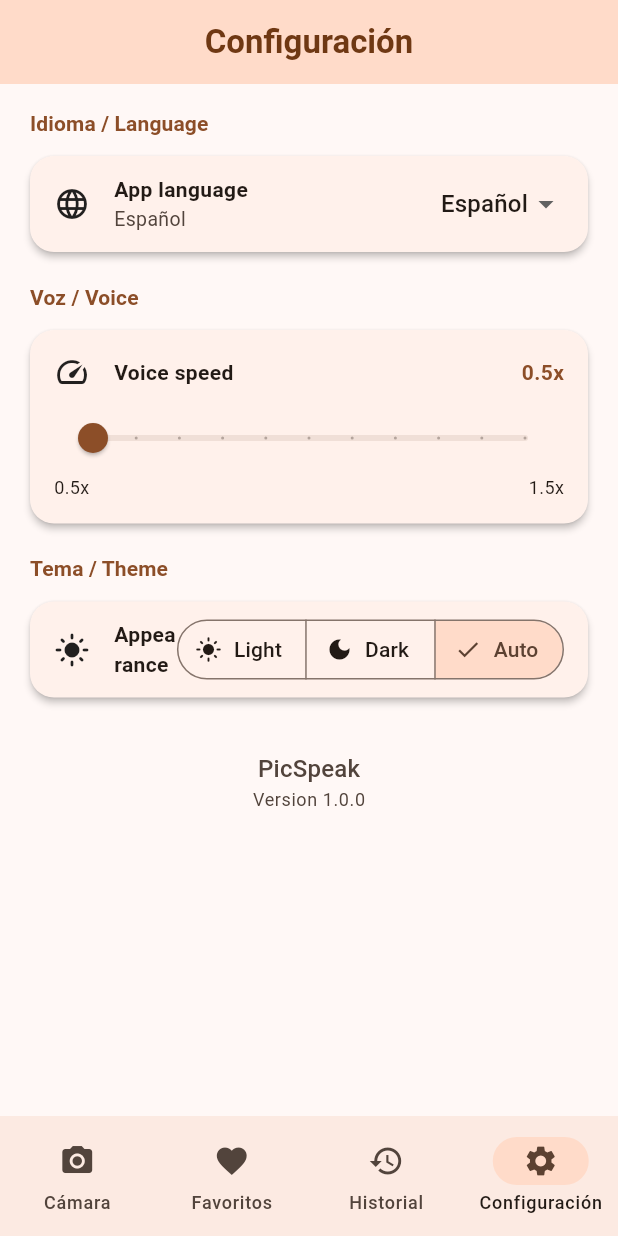
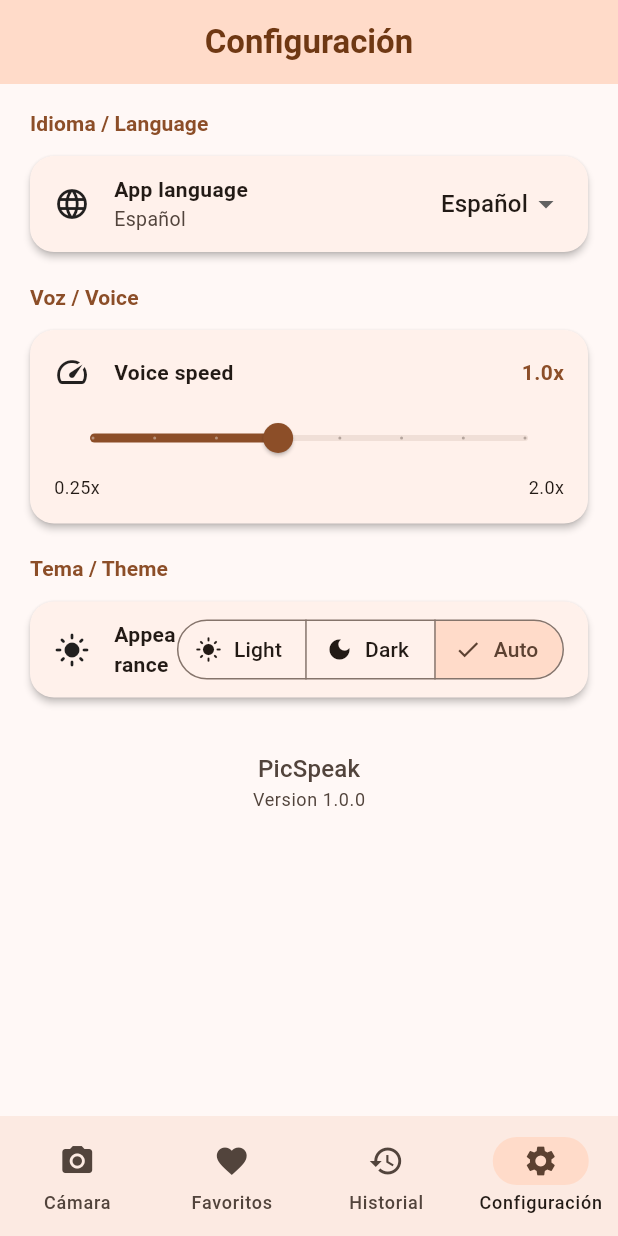
Before and after one commit to Jameshz16/picspeak, a Flutter app: the SettingsScreen screen opened by its route, on a phone screen of 412 x 824 dp. Run offline on Flutter 3.47's test engine with Material 3 defaults, Android fonts, the phone set to English and light mode, and no system bars; our stand-ins replace camera, flutter_riverpod, flutter_tts, go_router, permission_handler, shared_preferences; missing offline and left inert: google_mlkit_image_labeling; accounts and stored records are empty.

Commit message:
fix: wire language preference to flashcard front/back order and voice speed range

```diff
--- a/PicSpeak/lib/core/services/tts_service.dart
+++ b/PicSpeak/lib/core/services/tts_service.dart
@@ -16,7 +16,7 @@ class TtsServiceImpl implements TtsService {
 
   Future<void> initialize() async {
     await _flutterTts.setLanguage('en-US');
-    await _flutterTts.setSpeechRate(0.5);
+    await _flutterTts.setSpeechRate(1.0);
     await _flutterTts.setVolume(1.0);
     await _flutterTts.setPitch(1.0);
   }
--- a/PicSpeak/lib/features/app_settings/domain/app_settings.dart
+++ b/PicSpeak/lib/features/app_settings/domain/app_settings.dart
@@ -7,7 +7,7 @@ class AppSettings {
 
   const AppSettings({
     this.locale = 'es',
-    this.voiceSpeed = 0.5,
+    this.voiceSpeed = 1.0,
     this.themeMode = ThemeMode.system,
   });
 
@@ -34,7 +34,7 @@ class AppSettings {
   factory AppSettings.fromJson(Map<String, dynamic> json) {
     return AppSettings(
       locale: json['locale'] as String? ?? 'es',
-      voiceSpeed: (json['voiceSpeed'] as num?)?.toDouble() ?? 0.5,
+      voiceSpeed: (json['voiceSpeed'] as num?)?.toDouble() ?? 1.0,
       themeMode: ThemeMode.values[json['themeMode'] as int? ?? 0],
     );
   }
--- a/PicSpeak/lib/features/app_settings/presentation/settings_screen.dart
+++ b/PicSpeak/lib/features/app_settings/presentation/settings_screen.dart
@@ -112,10 +112,10 @@ class SettingsScreen extends ConsumerWidget {
                 const SizedBox(height: 8),
                 Slider(
                   value: settings.voiceSpeed,
-                  min: 0.5,
-                  max: 1.5,
-                  divisions: 10,
-                  label: '${settings.voiceSpeed.toStringAsFixed(1)}x',
+                  min: 0.25,
+                  max: 2.0,
+                  divisions: 7,
+                  label: '${settings.voiceSpeed.toStringAsFixed(2)}x',
                   onChanged: (value) {
                     final updated = settings.copyWith(voiceSpeed: value);
                     repository.save(updated);
@@ -124,8 +124,8 @@ class SettingsScreen extends ConsumerWidget {
                 const Row(
                   mainAxisAlignment: MainAxisAlignment.spaceBetween,
                   children: [
-                    Text('0.5x', style: TextStyle(fontSize: 12)),
-                    Text('1.5x', style: TextStyle(fontSize: 12)),
+                    Text('0.25x', style: TextStyle(fontSize: 12)),
+                    Text('2.0x', style: TextStyle(fontSize: 12)),
                   ],
                 ),
               ],
```
Also changed, not shown: PicSpeak/lib/features/flashcard_review/presentation/flashcard_review_screen.dart (+49 -22 lines), 1 other file.
